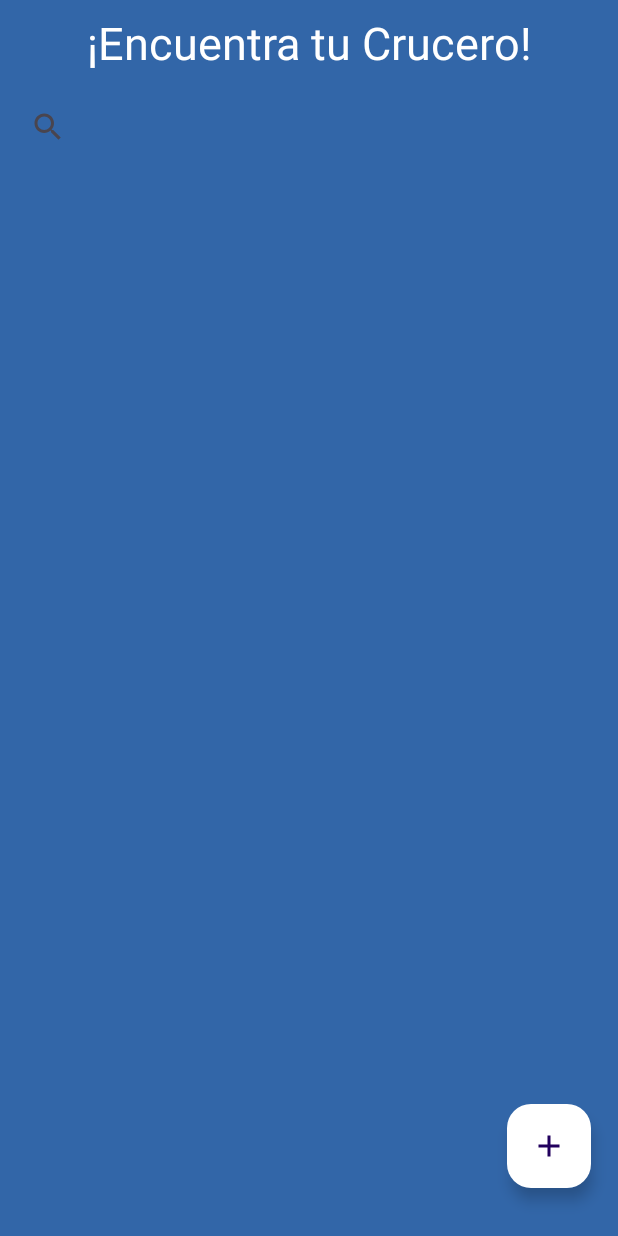
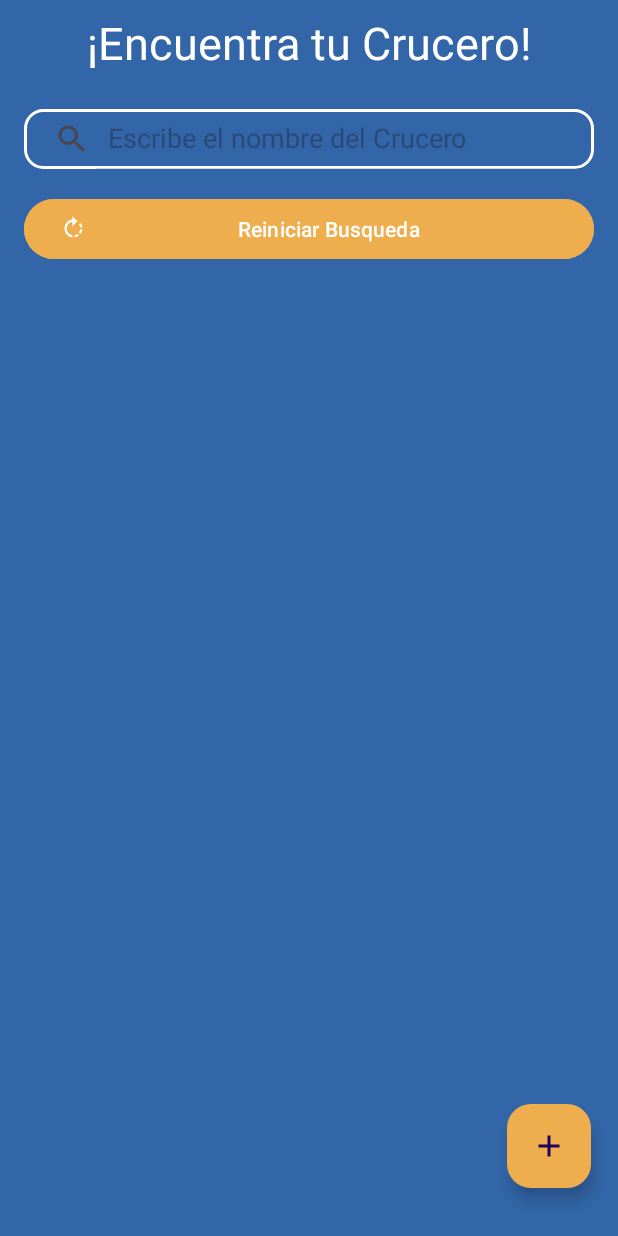
Before and after one commit to PabloMSS/Buscador_CRUD_Firebase_MVVM, an Android app: the layout activity_buscador_crucero.xml on its own in the app's theme, with its tools: preview values and no code run, on a phone screen of 412 x 824 dp. Run offline under Robolectric (Android 15) with nearby library versions, the phone set to English and light mode, and no system bars.

Commit message:
Edit Completed

```diff
--- a/app/src/main/java/com/example/buscador_cruceros/AddCrucero.kt
+++ b/app/src/main/java/com/example/buscador_cruceros/AddCrucero.kt
@@ -191,7 +191,7 @@ class AddCrucero : AppCompatActivity() {
         btnYearConfirm = dialog.findViewById(R.id.btnYearConfirm)
         yearPicker.textColor = ContextCompat.getColor(this, R.color.white)
         yearPicker.minValue = 1900
-        yearPicker.maxValue = 2030
+        yearPicker.maxValue = 2050
         yearPicker.value = 2023
 
         btnYearConfirm.setOnClickListener {
@@ -201,6 +201,4 @@ class AddCrucero : AppCompatActivity() {
             yearConstruction = yearPicker.value.toString()
         }
     }
-
-
 }
--- a/app/src/main/java/com/example/buscador_cruceros/ViewModel/BuscadorViewModel.kt
+++ b/app/src/main/java/com/example/buscador_cruceros/ViewModel/BuscadorViewModel.kt
@@ -5,6 +5,7 @@ import androidx.lifecycle.LiveData
 import androidx.lifecycle.MutableLiveData
 import androidx.lifecycle.ViewModel
 import com.example.buscador_cruceros.Models.Crucero
+import com.google.firebase.firestore.Query
 import com.google.firebase.firestore.ktx.firestore
 import com.google.firebase.ktx.Firebase
 
@@ -19,10 +20,10 @@ class BuscadorViewModel: ViewModel() {
     private val _mensajeDelete: MutableLiveData<String> = MutableLiveData()
     val mensajeDelete: LiveData<String>
         get() = _mensajeDelete
-
     fun getAll(){
         var list = mutableListOf<Crucero>()
         db.collection("crucero")
+            .orderBy("yearConstruction", Query.Direction.DESCENDING)
             .get()
             .addOnSuccessListener {
                 for(item in it){
--- a/app/src/main/res/drawable/ic_add.xml
+++ b/app/src/main/res/drawable/ic_add.xml
@@ -1,4 +1,4 @@
-<vector android:height="24dp" android:tint="#000000"
+<vector android:height="24dp" android:tint="#FFFFFF"
     android:viewportHeight="24" android:viewportWidth="24"
     android:width="24dp" xmlns:android="http://schemas.android.com/apk/res/android">
     <path android:fillColor="@android:color/white" android:pathData="M19,13h-6v6h-2v-6H5v-2h6V5h2v6h6v2z"/>
--- /dev/null
+++ b/app/src/main/res/drawable/reset.xml
@@ -0,0 +1,5 @@
+<vector android:autoMirrored="true" android:height="24dp"
+    android:tint="#FFFFFF" android:viewportHeight="24"
+    android:viewportWidth="24" android:width="24dp" xmlns:android="http://schemas.android.com/apk/res/android">
+    <path android:fillColor="@android:color/white" android:pathData="M15.55,5.55L11,1v3.07C7.06,4.56 4,7.92 4,12s3.05,7.44 7,7.93v-2.02c-2.84,-0.48 -5,-2.94 -5,-5.91s2.16,-5.43 5,-5.91L11,10l4.55,-4.45zM19.93,11c-0.17,-1.39 -0.72,-2.73 -1.62,-3.89l-1.42,1.42c0.54,0.75 0.88,1.6 1.02,2.47h2.02zM13,17.9v2.02c1.39,-0.17 2.74,-0.71 3.9,-1.61l-1.44,-1.44c-0.75,0.54 -1.59,0.89 -2.46,1.03zM16.89,15.48l1.42,1.41c0.9,-1.16 1.45,-2.5 1.62,-3.89h-2.02c-0.14,0.87 -0.48,1.72 -1.02,2.48z"/>
+</vector>
--- /dev/null
+++ b/app/src/main/res/drawable/search_view_style.xml
@@ -0,0 +1,8 @@
+<?xml version="1.0" encoding="utf-8"?>
+<shape xmlns:android="http://schemas.android.com/apk/res/android"
+    android:shape="rectangle">
+
+    <corners android:radius="12dp" />
+    <stroke android:color="@color/white" android:width="2dp" />
+
+</shape>
--- a/app/src/main/res/layout/activity_add_crucero.xml
+++ b/app/src/main/res/layout/activity_add_crucero.xml
@@ -33,6 +33,7 @@
 
             <com.google.android.material.textfield.TextInputEditText
                 android:id="@+id/etNameCruise"
+                style="@style/MyEditTextInputLayout"
                 android:layout_width="match_parent"
                 android:layout_height="wrap_content"
                 android:textColor="@color/white"/>
@@ -85,6 +86,7 @@
 
             <com.google.android.material.textfield.TextInputEditText
                 android:id="@+id/etTonelaje"
+                style="@style/MyEditTextInputLayout"
                 android:layout_width="match_parent"
                 android:layout_height="wrap_content"
                 android:textColor="@color/white"
@@ -102,6 +104,7 @@
 
             <com.google.android.material.textfield.TextInputEditText
                 android:id="@+id/etPasajeros"
+                style="@style/MyEditTextInputLayout"
                 android:layout_width="match_parent"
                 android:layout_height="wrap_content"
                 android:textColor="@color/white"
@@ -119,6 +122,7 @@
 
             <com.google.android.material.textfield.TextInputEditText
                 android:id="@+id/etTripulantes"
+                style="@style/MyEditTextInputLayout"
                 android:textColor="@color/white"
                 android:layout_width="match_parent"
                 android:layout_height="wrap_content"
@@ -146,6 +150,7 @@
 
         <EditText
             android:id="@+id/etDescripcion"
+            style="@style/MyEditTextInputLayout"
             android:layout_width="match_parent"
             android:layout_height="wrap_content"
             android:textColor="@color/white"
--- a/app/src/main/res/layout/activity_buscador_crucero.xml
+++ b/app/src/main/res/layout/activity_buscador_crucero.xml
@@ -26,7 +26,20 @@
             android:id="@+id/svCrucero"
             android:layout_width="match_parent"
             android:layout_height="40dp"
-            android:layout_margin="8dp" />
+            android:layout_margin="16dp"
+            android:background="@drawable/search_view_style"
+            android:iconifiedByDefault="false"
+            android:queryHint="Escribe el nombre del Crucero"
+            android:theme="@style/WhiteTextSearchView" />
+
+        <Button
+            android:id="@+id/btnReiniciar"
+            android:layout_width="match_parent"
+            android:layout_height="wrap_content"
+            android:layout_marginHorizontal="16dp"
+            android:backgroundTint="@color/btn_add_color"
+            app:icon="@drawable/reset"
+            android:text="Reiniciar Busqueda" />
 
         <androidx.recyclerview.widget.RecyclerView
             android:id="@+id/rvCrucero"
@@ -42,6 +55,6 @@
         android:layout_gravity="end|bottom"
         android:layout_marginHorizontal="18dp"
         android:layout_marginBottom="32dp"
-        android:src="@drawable/ic_add"
-        android:backgroundTint="@color/white"/>
+        android:backgroundTint="@color/btn_add_color"
+        android:src="@drawable/ic_add" />
 </FrameLayout>
--- a/app/src/main/res/values/colors.xml
+++ b/app/src/main/res/values/colors.xml
@@ -4,4 +4,5 @@
     <color name="white">#FFFFFFFF</color>
     <color name="principal_color">#3266a8</color>
     <color name="secondary_color">#ff8006</color>
+    <color name="btn_add_color">#EFAE4E</color>
 </resources>
--- a/app/src/main/res/values/themes.xml
+++ b/app/src/main/res/values/themes.xml
@@ -10,8 +10,13 @@
 
     <style name="MyTextInputLayout" parent="Widget.MaterialComponents.TextInputLayout.OutlinedBox">
         <item name="boxStrokeColor">@color/secondary_color</item>
+        <item name="android:textCursorDrawable">@null</item>
         <item name="hintTextColor">@color/white</item>
         <item name="android:textColorHint">@color/white</item>
+    </style>
+
+    <style name="MyEditTextInputLayout" parent="ThemeOverlay.Material3.TextInputEditText">
+        <item name="android:textCursorDrawable">@null</item>
     </style>
 
     <style name="CustomSpinner" parent="Widget.MaterialComponents.TextInputLayout.OutlinedBox.ExposedDropdownMenu">
@@ -19,4 +24,11 @@
         <item name="hintTextColor">@color/white</item>
         <item name="android:textColorHint">@color/white</item>
     </style>
+
+    <style name="WhiteTextSearchView" parent="Widget.AppCompat.SearchView">
+        <item name="android:editTextColor">@color/white</item>
+        <item name="boxStrokeColor">@color/white</item>
+        <item name="android:textCursorDrawable">@null</item>
+        <item name="hintTextColor">#CFC9C9</item>
+    </style>
 </resources>
```
Also changed, not shown: app/src/main/java/com/example/buscador_cruceros/BuscadorCrucero.kt (+14 -3 lines), app/src/main/java/com/example/buscador_cruceros/DetallesActivity.kt (+10 -15 lines), app/src/main/java/com/example/buscador_cruceros/EditCrucero.kt (+160 -15 lines), app/src/main/java/com/example/buscador_cruceros/ViewModel/DetalleViewModel.kt (added, +29 -0 lines), app/src/main/java/com/example/buscador_cruceros/ViewModel/EditViewModel.kt (+48 -0 lines), app/src/main/res/layout/activity_edit_crucero.xml (+9 -1 lines).
